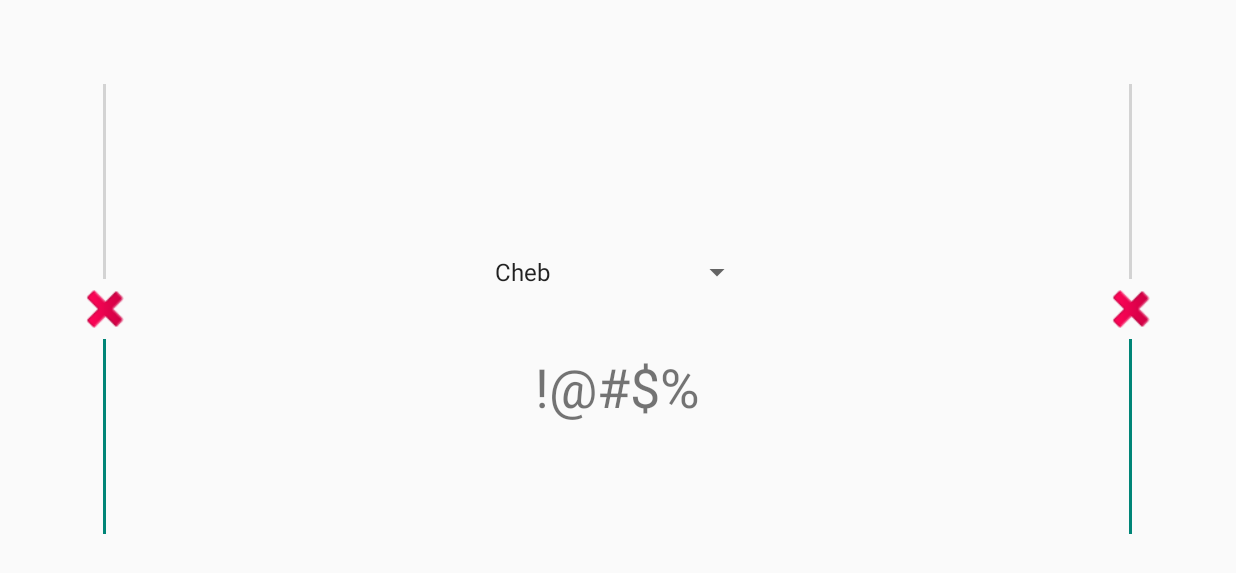
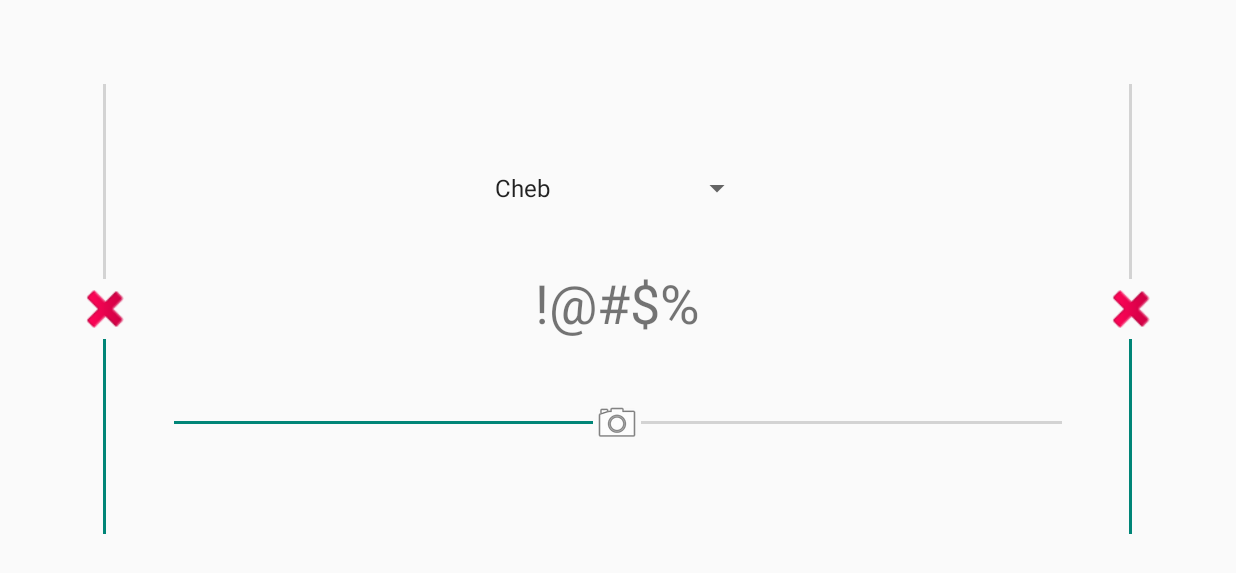
Before and after one commit to chebTS/IOTeKreative, an Android app: the screen it shows after launch (MainActivity), on a phone screen of 824 x 412 dp (held sideways). Shown: the top 573 px of the screen. Run offline under Robolectric (Android 15) with nearby library versions, the phone set to English and light mode, and no system bars; our stand-ins replace Firebase (no records; nobody signed in at launch, a user with empty details on screens opened directly).

```diff
--- a/app/src/main/java/com/ekreative/iotekreative/activities/MainActivity.java
+++ b/app/src/main/java/com/ekreative/iotekreative/activities/MainActivity.java
@@ -20,12 +20,18 @@ public class MainActivity extends AppCompatActivity {
     private DatabaseReference databaseReference;
     private DatabaseReference referenceLeft;
     private DatabaseReference referenceRight;
-    private final String LEFT_MOTOR_0 = "motor_l";
-    private final String RIGHT_MOTOR_0 = "motor_r";
-    private final String LEFT_MOTOR_1 = "motor_l_1";
-    private final String RIGHT_MOTOR_1 = "motor_r_1";
-    private final String LEFT_MOTOR_2 = "motor_l_2";
-    private final String RIGHT_MOTOR_2 = "motor_r_2";
+    private DatabaseReference referenceServo;
+    private final String LEFT_MOTOR_0 = "cheb_motor_l";
+    private final String RIGHT_MOTOR_0 = "cheb_motor_r";
+    private final String LEFT_MOTOR_1 = "gary_motor_l";
+    private final String RIGHT_MOTOR_1 = "gary_motor_r";
+    private final String LEFT_MOTOR_2 = "kirill_motor_l";
+    private final String RIGHT_MOTOR_2 = "kirill_motor_r";
+
+    private final String CHEB_SERVO = "cheb_servo";
+    private final String GARY_SERVO = "gary_servo";
+    private final String KIRILL_SERVO = "kirill_servo";
+
     private final int ZERO = 255;
 
 
@@ -36,14 +42,17 @@ public class MainActivity extends AppCompatActivity {
             case 0:
                 referenceLeft = FirebaseDatabase.getInstance().getReference().child(LEFT_MOTOR_0);
                 referenceRight = FirebaseDatabase.getInstance().getReference().child(RIGHT_MOTOR_0);
+                referenceServo = FirebaseDatabase.getInstance().getReference().child(CHEB_SERVO);
                 break;
             case 1:
                 referenceLeft = FirebaseDatabase.getInstance().getReference().child(LEFT_MOTOR_1);
                 referenceRight = FirebaseDatabase.getInstance().getReference().child(RIGHT_MOTOR_1);
+                referenceServo = FirebaseDatabase.getInstance().getReference().child(GARY_SERVO);
                 break;
             case 2:
                 referenceLeft = FirebaseDatabase.getInstance().getReference().child(LEFT_MOTOR_2);
                 referenceRight = FirebaseDatabase.getInstance().getReference().child(RIGHT_MOTOR_2);
+                referenceServo = FirebaseDatabase.getInstance().getReference().child(KIRILL_SERVO);
                 break;
         }
     }
@@ -121,6 +130,23 @@ public class MainActivity extends AppCompatActivity {
                 referenceRight.setValue(0);
             }
         });
+        final SeekBar servo = (SeekBar)findViewById(R.id.servo);
+        servo.setOnSeekBarChangeListener(new SeekBar.OnSeekBarChangeListener() {
+            @Override
+            public void onProgressChanged(SeekBar seekBar, int i, boolean b) {
+                referenceServo.setValue(i - ZERO);
+            }
+
+            @Override
+            public void onStartTrackingTouch(SeekBar seekBar) {
+
+            }
+
+            @Override
+            public void onStopTrackingTouch(SeekBar seekBar) {
+
+            }
+        });
     }
 
 }
--- a/app/src/main/res/layout/activity_main.xml
+++ b/app/src/main/res/layout/activity_main.xml
@@ -40,6 +40,15 @@
                 android:layout_width="wrap_content"
                 android:layout_height="wrap_content"
                 android:text="!@#$%"/>
+
+            <SeekBar
+                android:id="@+id/servo"
+                android:padding="40dp"
+                android:max="511"
+                android:progress="255"
+                android:thumb="@android:drawable/ic_menu_camera"
+                android:layout_width="match_parent"
+                android:layout_height="wrap_content"/>
         </LinearLayout>
 
         <com.ekreative.iotekreative.views.VerticalSeekBar
```
